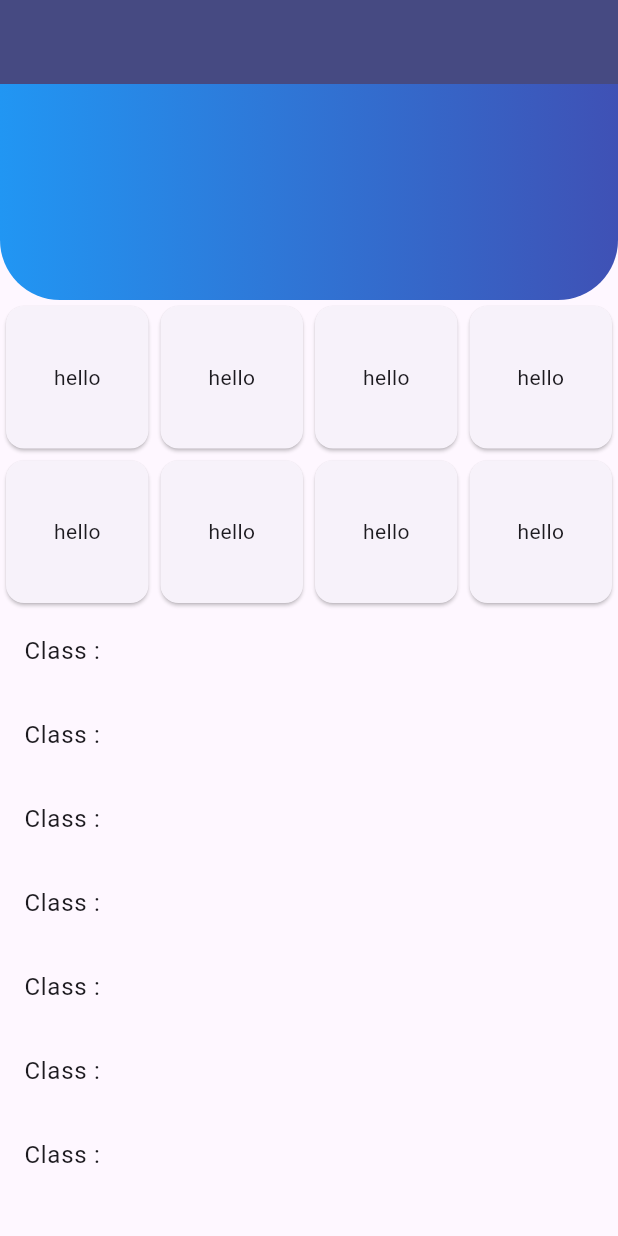
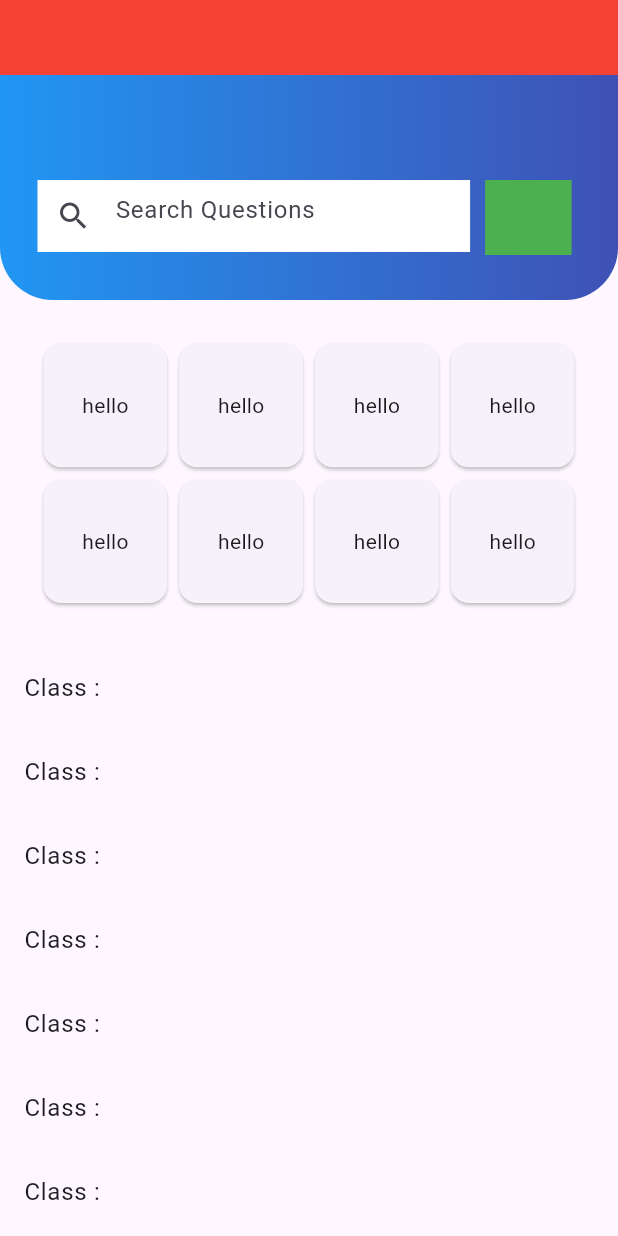
Before and after one commit to yogendra-khapangi/final_year_project, a Flutter app: the screen it shows after launch, on a phone screen of 412 x 824 dp. Run offline on Flutter 3.47's test engine with Material 3 defaults, Android fonts, the phone set to English and light mode, and no system bars.

Commit message:
textfield added.

```diff
--- a/lib/view/home.dart
+++ b/lib/view/home.dart
@@ -20,8 +20,8 @@ class _MyHomeState extends State<MyHome> {
     return Scaffold(
         extendBodyBehindAppBar: true,
         appBar: AppBar(
-          backgroundColor: const Color.fromARGB(255, 70, 74, 130),
-          // backgroundColor: Colors.transparent,
+          // backgroundColor: const Color.fromARGB(255, 70, 74, 130),
+          backgroundColor: Colors.transparent,
           elevation: 0,
         ),
         body: SingleChildScrollView(
@@ -33,15 +33,51 @@ class _MyHomeState extends State<MyHome> {
                   width: MediaQuery.of(context).size.width,
                   decoration: const BoxDecoration(
                       borderRadius: BorderRadius.only(
-                        bottomLeft: Radius.circular(40),
-                        bottomRight: Radius.circular(40),
+                        bottomLeft: Radius.circular(35),
+                        bottomRight: Radius.circular(35),
                       ),
                       gradient:
                           LinearGradient(colors: [Colors.blue, Colors.indigo])),
-                )
+                  child: Column(children: [
+                    Container(
+                      height: 50,
+                      width: MediaQuery.of(context).size.width,
+                      color: Colors.red,
+                    ),
+                    Padding(
+                      padding: const EdgeInsets.fromLTRB(25, 70, 0, 25),
+                      child: Row(
+                        children: [
+                          Container(
+                            height: 50,
+                            width: MediaQuery.of(context).size.width * .7,
+                            // color: Colors.yellow,
+                            child: const TextField(
+                              decoration: InputDecoration(
+                                  filled: true,
+                                  fillColor: Colors.white,
+                                  prefixIcon: Icon(Icons.search),
+                                  border: InputBorder.none,
+                                  hintText: "Search Questions"),
+                            ),
+                          ),
+                          Container(
+                            // padding: const EdgeInsets.only(left: 3),
+                            margin: const EdgeInsets.only(left: 10),
+                            height: 50,
+                            width: MediaQuery.of(context).size.width * .14,
+                            color: Colors.green,
+                          ),
                         ],
                       ),
-            GridView.count(
+                    )
+                  ]),
+                ),
+              ],
+            ),
+            Padding(
+              padding: const EdgeInsets.all(25),
+              child: GridView.count(
                   padding: EdgeInsets.zero, // set padding to zero
                   physics: const NeverScrollableScrollPhysics(),
                   shrinkWrap: true,
@@ -88,6 +124,7 @@ class _MyHomeState extends State<MyHome> {
                       ),
                     ),
                   ]),
+            ),
             const ListTile(
               title: Text("Class :"),
             ),
```
Lines whose indentation alone changed are shown as unchanged.
